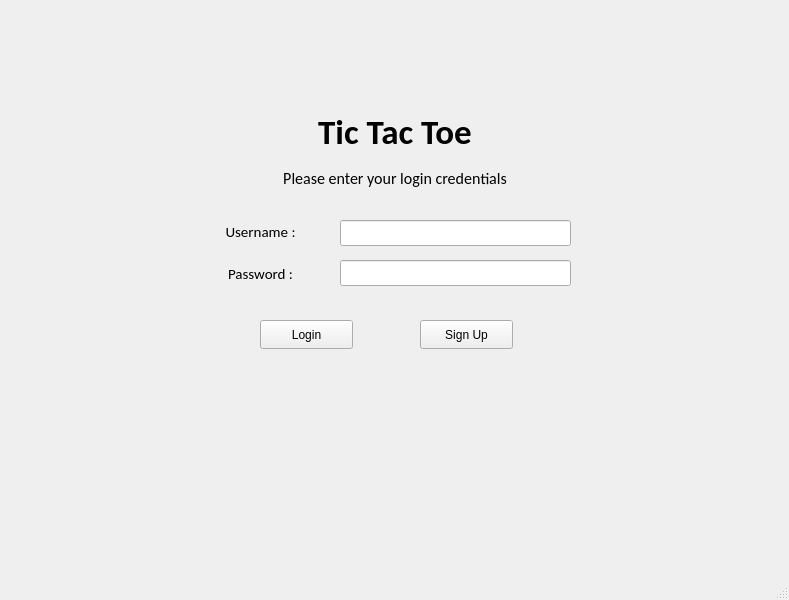
Above: mainwindow.ui from mo2menwael/Advanced-Tic-Tac-Toe before the change. Below: the same form after it.
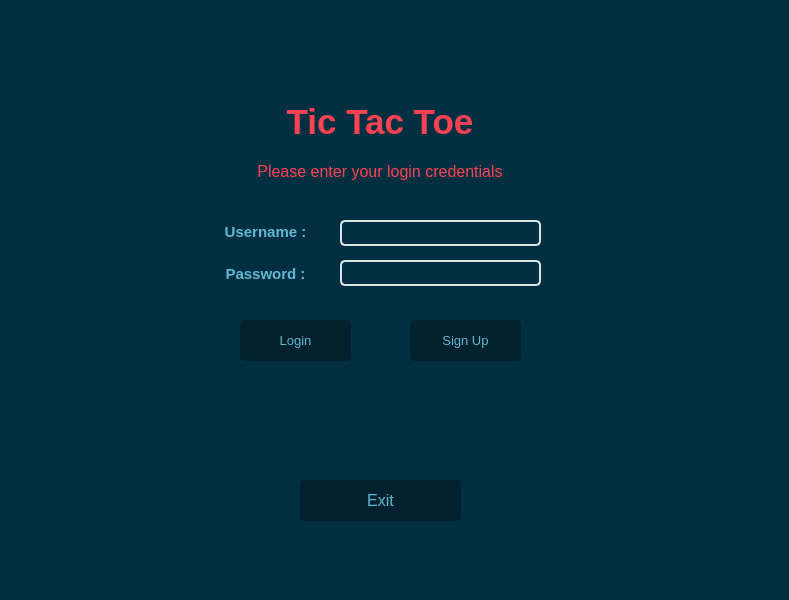
That is the form after the change.

The edit to the form file:
```diff
--- a/mainwindow.ui
+++ b/mainwindow.ui
@@ -10,26 +10,37 @@
     <height>600</height>
    </rect>
   </property>
+  <property name="font">
+   <font>
+    <pointsize>10</pointsize>
+   </font>
+  </property>
   <property name="windowTitle">
    <string>Tic Tac Toe</string>
   </property>
+  <property name="styleSheet">
+   <string notr="true">background-color: rgb(0, 47, 65);</string>
+  </property>
   <widget class="QWidget" name="centralwidget">
    <widget class="QLabel" name="label_2">
     <property name="geometry">
      <rect>
-      <x>190</x>
-      <y>222</y>
-      <width>141</width>
-      <height>20</height>
+      <x>200</x>
+      <y>221</y>
+      <width>131</width>
+      <height>21</height>
      </rect>
     </property>
     <property name="font">
      <font>
-      <family>Calibri</family>
+      <family>Segoe UI</family>
       <pointsize>11</pointsize>
-      <bold>false</bold>
+      <bold>true</bold>
      </font>
     </property>
+    <property name="styleSheet">
+     <string notr="true">color: rgb(97, 184, 211);</string>
+    </property>
     <property name="text">
      <string>Username :</string>
     </property>
@@ -40,19 +51,22 @@
    <widget class="QLabel" name="label_3">
     <property name="geometry">
      <rect>
-      <x>220</x>
+      <x>210</x>
       <y>264</y>
-      <width>81</width>
+      <width>111</width>
       <height>20</height>
      </rect>
     </property>
     <property name="font">
      <font>
-      <family>Calibri</family>
+      <family>Segoe UI</family>
       <pointsize>11</pointsize>
-      <bold>false</bold>
+      <bold>true</bold>
      </font>
     </property>
+    <property name="styleSheet">
+     <string notr="true">color: rgb(97, 184, 211);</string>
+    </property>
     <property name="text">
      <string>Password :</string>
     </property>
@@ -65,7 +79,7 @@
      <rect>
       <x>340</x>
       <y>220</y>
-      <width>231</width>
+      <width>201</width>
       <height>26</height>
      </rect>
     </property>
@@ -75,6 +89,11 @@
       <pointsize>11</pointsize>
      </font>
     </property>
+    <property name="styleSheet">
+     <string notr="true">color: rgb(97, 184, 211);
+border: 2px solid rgb(225, 225, 225);
+border-radius: 5px;</string>
+    </property>
     <property name="alignment">
      <set>Qt::AlignLeading|Qt::AlignLeft|Qt::AlignVCenter</set>
     </property>
@@ -84,7 +103,7 @@
      <rect>
       <x>340</x>
       <y>260</y>
-      <width>231</width>
+      <width>201</width>
       <height>26</height>
      </rect>
     </property>
@@ -94,6 +113,11 @@
       <pointsize>11</pointsize>
      </font>
     </property>
+    <property name="styleSheet">
+     <string notr="true">color: rgb(97, 184, 211);
+border: 2px solid rgb(225, 225, 225);
+border-radius: 5px;</string>
+    </property>
     <property name="echoMode">
      <enum>QLineEdit::Password</enum>
     </property>
@@ -104,36 +128,97 @@
    <widget class="QPushButton" name="SignUp_Button">
     <property name="geometry">
      <rect>
-      <x>420</x>
+      <x>410</x>
       <y>320</y>
-      <width>93</width>
-      <height>29</height>
+      <width>111</width>
+      <height>41</height>
      </rect>
     </property>
+    <property name="font">
+     <font>
+      <pointsize>10</pointsize>
+      <bold>false</bold>
+      <kerning>true</kerning>
+     </font>
+    </property>
+    <property name="styleSheet">
+     <string notr="true">QPushButton{
+color: rgb(93, 184, 211);
+background-color: rgb(0, 33, 45);
+border: 3px solid;
+border-radius: 5px;
+border-color: rgb(0, 33, 45);
+}
+QPushButton:Hover{
+border-color: rgb(0, 35, 48);
+background-color: rgb(0, 35, 48);
+}
+QPushButton:Pressed{
+background-color: rgb(93, 184, 211);
+color:rgb(0, 33, 45);
+border-color: rgb(93, 184, 211);
+}</string>
+    </property>
     <property name="text">
      <string>Sign Up</string>
     </property>
+    <property name="default">
+     <bool>false</bool>
+    </property>
+    <property name="flat">
+     <bool>false</bool>
+    </property>
    </widget>
    <widget class="QPushButton" name="SignIn_Button">
     <property name="geometry">
      <rect>
-      <x>260</x>
+      <x>240</x>
       <y>320</y>
-      <width>93</width>
-      <height>29</height>
+      <width>111</width>
+      <height>41</height>
      </rect>
     </property>
+    <property name="font">
+     <font>
+      <pointsize>10</pointsize>
+      <bold>false</bold>
+     </font>
+    </property>
+    <property name="styleSheet">
+     <string notr="true">QPushButton{
+color: rgb(93, 184, 211);
+background-color: rgb(0, 33, 45);
+border: 3px solid;
+border-radius: 5px;
+border-color: rgb(0, 33, 45);
+}
+QPushButton:Hover{
+border-color: rgb(0, 35, 48);
+background-color: rgb(0, 35, 48);
+}
+QPushButton:Pressed{
+background-color: rgb(93, 184, 211);
+color:rgb(0, 33, 45);
+border-color: rgb(93, 184, 211);
+}</string>
+    </property>
     <property name="text">
      <string>Login</string>
     </property>
+    <property name="autoDefault">
+     <bool>false</bool>
+    </property>
+    <property name="default">
+     <bool>false</bool>
+    </property>
    </widget>
    <widget class="QWidget" name="layoutWidget">
     <property name="geometry">
      <rect>
-      <x>250</x>
-      <y>110</y>
-      <width>290</width>
-      <height>86</height>
+      <x>230</x>
+      <y>100</y>
+      <width>300</width>
+      <height>93</height>
      </rect>
     </property>
     <layout class="QVBoxLayout" name="verticalLayout">
@@ -141,11 +226,14 @@
       <widget class="QLabel" name="label">
        <property name="font">
         <font>
-         <family>Calibri</family>
+         <family>Segoe UI</family>
          <pointsize>26</pointsize>
          <bold>true</bold>
         </font>
        </property>
+       <property name="styleSheet">
+        <string notr="true">color: rgb(253, 66, 83);</string>
+       </property>
        <property name="text">
         <string>Tic Tac Toe</string>
        </property>
@@ -158,11 +246,14 @@
       <widget class="QLabel" name="label_4">
        <property name="font">
         <font>
-         <family>Calibri</family>
+         <family>Segoe UI</family>
          <pointsize>12</pointsize>
          <bold>false</bold>
         </font>
        </property>
+       <property name="styleSheet">
+        <string notr="true">color: rgb(253, 66, 83);</string>
+       </property>
        <property name="text">
         <string>Please enter your login credentials</string>
        </property>
@@ -176,12 +267,21 @@
    <widget class="QLabel" name="label_6">
     <property name="geometry">
      <rect>
-      <x>250</x>
-      <y>440</y>
+      <x>260</x>
+      <y>390</y>
       <width>291</width>
       <height>20</height>
      </rect>
     </property>
+    <property name="font">
+     <font>
+      <pointsize>11</pointsize>
+      <bold>true</bold>
+     </font>
+    </property>
+    <property name="styleSheet">
+     <string notr="true">color: rgb(97, 184, 211);</string>
+    </property>
     <property name="text">
      <string/>
     </property>
@@ -190,15 +290,60 @@
     <property name="geometry">
      <rect>
       <x>270</x>
-      <y>390</y>
+      <y>440</y>
       <width>221</width>
       <height>20</height>
      </rect>
     </property>
+    <property name="font">
+     <font>
+      <pointsize>10</pointsize>
+     </font>
+    </property>
+    <property name="styleSheet">
+     <string notr="true">color: rgb(97, 184, 211);</string>
+    </property>
     <property name="text">
      <string/>
     </property>
    </widget>
+   <widget class="QPushButton" name="exit">
+    <property name="geometry">
+     <rect>
+      <x>300</x>
+      <y>480</y>
+      <width>161</width>
+      <height>41</height>
+     </rect>
+    </property>
+    <property name="font">
+     <font>
+      <pointsize>12</pointsize>
+      <bold>false</bold>
+     </font>
+    </property>
+    <property name="styleSheet">
+     <string notr="true">QPushButton{
+color: rgb(93, 184, 211);
+background-color: rgb(0, 33, 45);
+border: 3px solid;
+border-radius: 5px;
+border-color: rgb(0, 33, 45);
+}
+QPushButton:Hover{
+border-color: rgb(0, 35, 48);
+background-color: rgb(0, 35, 48);
+}
+QPushButton:Pressed{
+background-color: rgb(93, 184, 211);
+color:rgb(0, 33, 45);
+border-color: rgb(93, 184, 211);
+}</string>
+    </property>
+    <property name="text">
+     <string>Exit</string>
+    </property>
+   </widget>
   </widget>
   <widget class="QStatusBar" name="statusbar"/>
   <widget class="QMenuBar" name="menubar">
```
